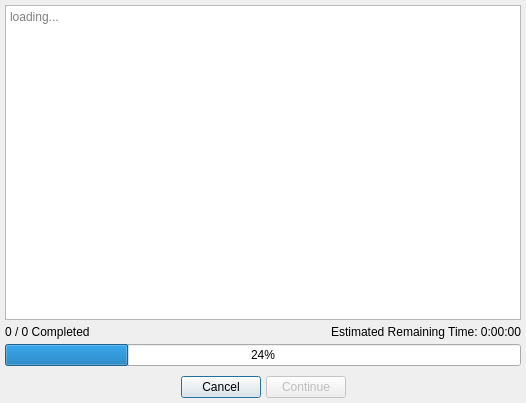
Above: progressdialog.ui from js-lm/Simple-Word-Replacer before the change. Below: the same form after it.
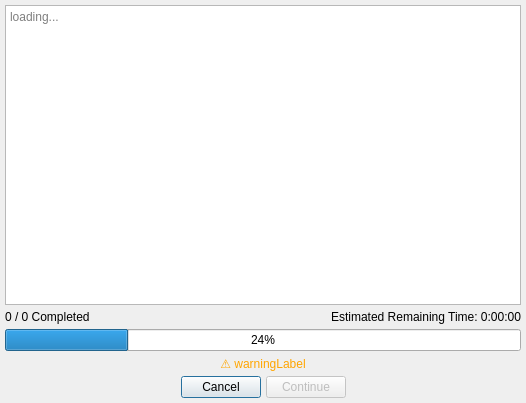
That is the form after the change.

What changed in the file:
```diff
--- a/progressdialog.ui
+++ b/progressdialog.ui
@@ -77,20 +77,17 @@
     </widget>
    </item>
    <item>
-    <spacer name="bottomSpacer">
-     <property name="orientation">
-      <enum>Qt::Orientation::Vertical</enum>
+    <widget class="QLabel" name="pleaseWaitLabel">
+     <property name="styleSheet">
+      <string notr="true">color:rgb(255, 165, 0)</string>
      </property>
-     <property name="sizeType">
-      <enum>QSizePolicy::Policy::Fixed</enum>
+     <property name="text">
+      <string>⚠ warningLabel</string>
      </property>
-     <property name="sizeHint" stdset="0">
-      <size>
-       <width>20</width>
-       <height>5</height>
-      </size>
+     <property name="alignment">
+      <set>Qt::AlignmentFlag::AlignCenter</set>
      </property>
-    </spacer>
+    </widget>
    </item>
    <item>
     <layout class="QHBoxLayout" name="cancelLayout">
```
